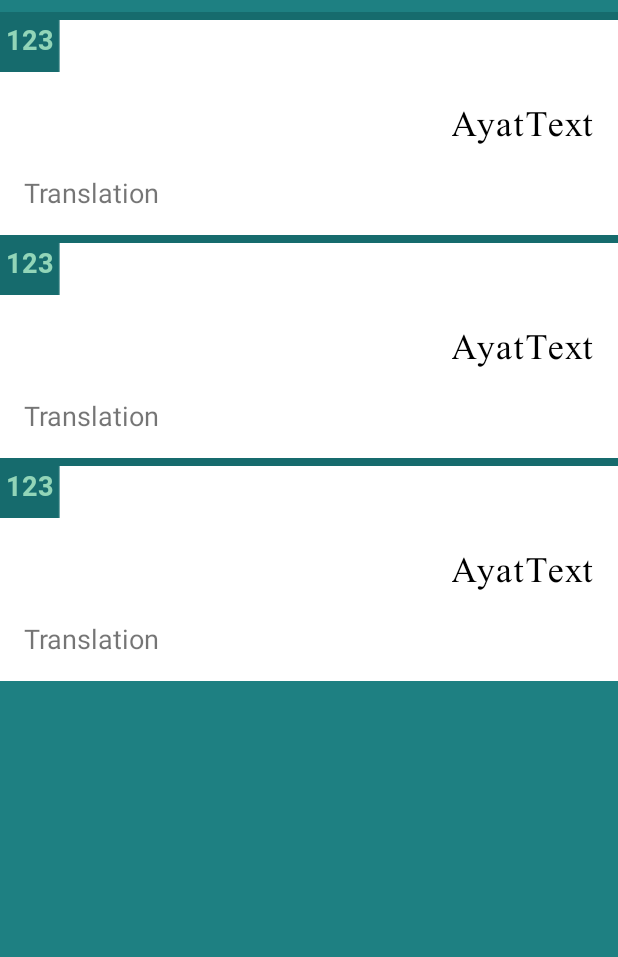
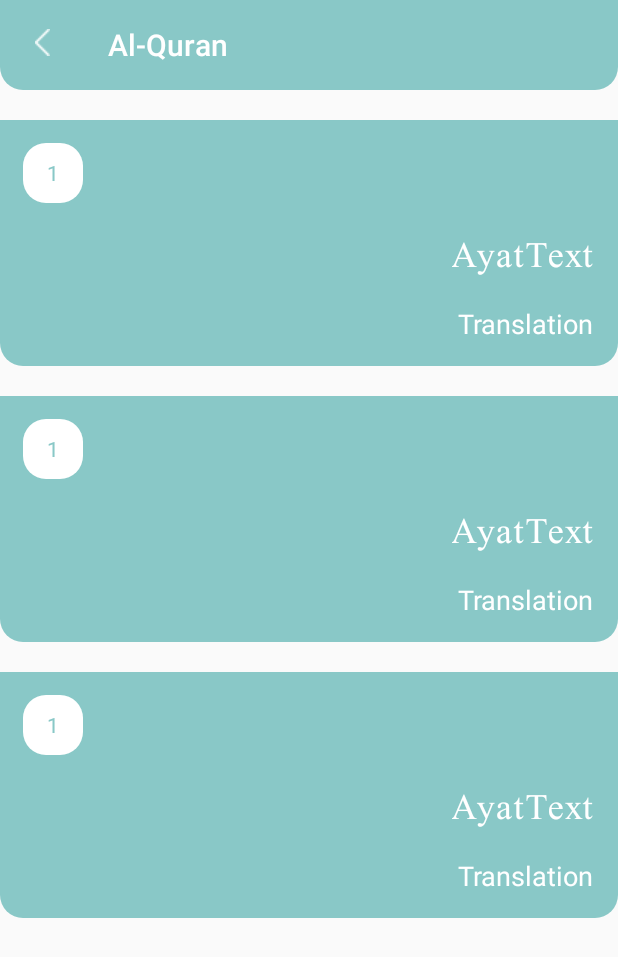
Before and after one commit to Faresapn/Al-quran-ID, an Android app: the layout activity_quran.xml on its own in the app's theme, with its tools: preview values and no code run, on a phone screen of 412 x 824 dp. Shown: the top 957 px of the screen. Run offline under Robolectric (Android 15) with nearby library versions, the phone set to English and light mode, and no system bars; plain views replace FastScrollRecyclerView; network calls fail.

Commit message:
redesign item bacaan and fix audio

```diff
--- a/app/src/main/java/com/faresa/production/adapter/QuranAdapter.java
+++ b/app/src/main/java/com/faresa/production/adapter/QuranAdapter.java
@@ -130,7 +130,7 @@ public class QuranAdapter extends RecyclerView.Adapter<QuranAdapter.QuranViewHol
             quranViewHolder.tvTranslation.setVisibility(View.GONE);
             quranViewHolder.tvAyat.setVisibility(View.GONE);
             quranViewHolder.tvAyat.setBackground(null);
-            quranViewHolder.ivItem.setVisibility(View.GONE);
+            quranViewHolder.ivItem.setVisibility(View.INVISIBLE);
             quranViewHolder.itemView.setOnClickListener(null);
         } else {
             quranViewHolder.tvSubTitle.setVisibility(View.GONE);
@@ -141,8 +141,8 @@ public class QuranAdapter extends RecyclerView.Adapter<QuranAdapter.QuranViewHol
             quranViewHolder.tvQuran.setTextSize(TypedValue.COMPLEX_UNIT_SP, arabTextSize);
             quranViewHolder.tvTranslation.setText(quranModel.getTranslation());
             quranViewHolder.tvTranslation.setTextSize(TypedValue.COMPLEX_UNIT_SP, translationTextSize);
-            quranViewHolder.tvAyat.setBackgroundResource(R.drawable.quran_num);
-            quranViewHolder.ivItem.setVisibility(View.VISIBLE);
+            quranViewHolder.tvAyat.setBackgroundResource(R.drawable.background_nomor);
+            quranViewHolder.ivItem.setVisibility(View.INVISIBLE);
             if (preference.getLastRead() == (int) getItemId(i)) {
                 quranViewHolder.tvAyat.setText(R.string.star);
             } else {
--- /dev/null
+++ b/app/src/main/res/drawable-xxxhdpi/background_nomor.xml
@@ -0,0 +1,6 @@
+<?xml version="1.0" encoding="utf-8"?>
+<shape xmlns:android="http://schemas.android.com/apk/res/android">
+
+    <solid android:color="@android:color/white"/>
+    <corners android:radius="15dp"/>
+</shape>
--- /dev/null
+++ b/app/src/main/res/drawable/background_item_bacaan.xml
@@ -0,0 +1,7 @@
+<?xml version="1.0" encoding="utf-8"?>
+<shape xmlns:android="http://schemas.android.com/apk/res/android">
+
+    <solid android:color="@color/colorPrimary"/>
+    <corners android:bottomLeftRadius="15dp"
+        android:bottomRightRadius="15dp"/>
+</shape>
--- a/app/src/main/res/layout/activity_quran.xml
+++ b/app/src/main/res/layout/activity_quran.xml
@@ -4,55 +4,62 @@
     xmlns:tools="http://schemas.android.com/tools"
     android:layout_width="match_parent"
     android:layout_height="match_parent"
-    android:background="#1E8082"
     android:orientation="vertical"
     tools:context=".QuranActivity">
 
+    <androidx.appcompat.widget.Toolbar
+        android:id="@+id/tolbar"
+        android:layout_width="match_parent"
+        android:layout_height="60dp"
+        android:layout_marginBottom="8dp"
+        app:titleTextColor="@android:color/white"
+        app:title="Al-Quran"
+        app:navigationIcon="@drawable/back"
+        android:background="@drawable/background_item_bacaan"
+        app:layout_constraintBottom_toTopOf="@+id/tvNumber"
+        app:layout_constraintEnd_toEndOf="parent"
+        app:layout_constraintStart_toStartOf="parent"
+        app:layout_constraintTop_toTopOf="parent" />
 
     <TextView
         android:id="@+id/tvNumber"
         android:layout_width="35dp"
         android:layout_height="35dp"
-        android:visibility="gone"
+        android:visibility="invisible"
+        android:layout_marginStart="16dp"
         android:layout_marginTop="8dp"
-        android:background="@drawable/bg_number"
-        android:fontFamily="@font/heebo_bold"
+        android:layout_marginEnd="109dp"
+        android:background="@drawable/background_nomor"
         android:gravity="center"
-        android:textColor="#155354"
-        app:layout_constraintEnd_toEndOf="parent"
-        app:layout_constraintHorizontal_bias="0.5"
+        android:textColor="@color/colorPrimary"
+        app:layout_constraintEnd_toStartOf="@+id/tvTitle"
         app:layout_constraintStart_toStartOf="parent"
-        app:layout_constraintTop_toTopOf="parent"
+        app:layout_constraintTop_toBottomOf="@+id/tolbar"
         tools:text="123" />
 
     <TextView
         android:id="@+id/tvTitle"
         android:layout_width="wrap_content"
         android:layout_height="wrap_content"
-        android:visibility="gone"
         android:layout_centerHorizontal="true"
-        android:fontFamily="@font/heebo_bold"
+        android:layout_marginTop="8dp"
         android:padding="16dp"
+        android:visibility="invisible"
         android:paddingBottom="8dp"
-        android:textColor="#000000"
+        android:textColor="@android:color/white"
         android:textSize="24sp"
-        app:layout_constraintBottom_toTopOf="@id/rvQuran"
         app:layout_constraintEnd_toEndOf="parent"
-        app:layout_constraintHorizontal_bias="0.5"
         app:layout_constraintStart_toStartOf="parent"
+        app:layout_constraintTop_toBottomOf="@id/tolbar"
         tools:text="Surah" />
 
     <com.l4digital.fastscroll.FastScrollRecyclerView
         android:id="@+id/rvQuran"
         android:layout_width="match_parent"
         android:layout_height="0dp"
-        android:layout_marginTop="8dp"
         app:handleColor="@color/fastscroll_handle"
-        app:layout_constraintBottom_toTopOf="@id/avBanner"
-        app:layout_constraintEnd_toEndOf="parent"
-        app:layout_constraintHorizontal_bias="1.0"
-        app:layout_constraintStart_toStartOf="parent"
-        app:layout_constraintTop_toTopOf="parent"
+        app:layout_constraintBottom_toBottomOf="@+id/avBanner"
+        app:layout_constraintTop_toBottomOf="@+id/tolbar"
         tools:listitem="@layout/item_quran" />
 
     <com.google.android.gms.ads.AdView
--- a/app/src/main/res/layout/activity_surah.xml
+++ b/app/src/main/res/layout/activity_surah.xml
@@ -15,7 +15,7 @@
         android:searchIcon="@drawable/ic_search_black_24dp"
         android:queryBackground="@drawable/bg_search"
         android:queryHint="Cari surah"
-        android:layout_margin="16dp"/>
+        android:layout_margin="10dp"/>
 
     <ListView
         android:id="@+id/lvSurah"
--- a/app/src/main/res/layout/item_quran.xml
+++ b/app/src/main/res/layout/item_quran.xml
@@ -3,19 +3,20 @@
     xmlns:tools="http://schemas.android.com/tools"
     android:layout_width="match_parent"
     android:layout_height="wrap_content"
-    android:background="@drawable/quran">
+    android:layout_marginTop="20dp"
+    android:background="@drawable/background_item_bacaan">
 
     <TextView
         android:id="@+id/tvAyat"
         android:layout_width="40dp"
         android:layout_height="40dp"
         android:layout_alignParentTop="true"
-        android:background="@drawable/quran_num"
-        android:fontFamily="@font/heebo_bold"
+        android:textColor="@color/colorPrimary"
+        android:text="1"
         android:gravity="center"
-        android:textColor="#92D5B8"
-        android:textSize="18sp"
-        tools:text="123" />
+        android:layout_marginTop="15dp"
+        android:layout_marginStart="15dp"
+        android:background="@drawable/background_nomor" />
 
     <ImageView
         android:id="@+id/ivItem"
@@ -26,6 +27,7 @@
         android:layout_alignStart="@id/tvAyat"
         android:layout_alignParentEnd="true"
         android:layout_alignLeft="@id/tvAyat"
+        android:visibility="invisible"
         android:layout_alignParentRight="true" />
 
     <TextView
@@ -41,14 +43,15 @@
         android:fontFamily="@font/heebo_bold"
         android:gravity="center"
         android:text="1/2 Juz"
+        android:visibility="invisible"
         android:textColor="#92D5B8"
         android:textSize="10sp"
-        android:visibility="invisible"
         android:layout_alignParentRight="true"
         android:layout_marginRight="8dp" />
 
     <TextView
         android:id="@+id/tvNext"
+        android:visibility="invisible"
         android:layout_width="wrap_content"
         android:layout_height="wrap_content"
         android:padding="6dp"
@@ -61,7 +64,6 @@
         android:text="Berikutnya"
         android:textColor="#92D5B8"
         android:textSize="18sp"
-        android:visibility="invisible"
         />
 
     <TextView
@@ -89,7 +91,7 @@
         android:paddingTop="4dp"
         android:paddingEnd="16dp"
         android:paddingBottom="4dp"
-        android:textColor="#000000"
+        android:textColor="@android:color/white"
         android:textSize="24sp"
         tools:text="AyatText" />
 
@@ -103,8 +105,8 @@
         android:paddingBottom="16dp"
         tools:text="Translation"
         android:textSize="18sp"
+        android:textColor="@android:color/white"
         android:layout_below="@id/tvQuran"
-        android:layout_alignParentStart="true"
-        android:layout_alignParentLeft="true" />
+        android:layout_alignParentEnd="true"/>
 
 </RelativeLayout>
--- a/app/src/main/res/layout/item_surah.xml
+++ b/app/src/main/res/layout/item_surah.xml
@@ -4,7 +4,8 @@
     android:layout_width="match_parent"
     android:layout_height="wrap_content"
     android:background="@drawable/item"
-    android:padding="25dp">
+    android:padding="25dp"
+    android:layout_margin="5dp">
 
     <FrameLayout
         android:id="@+id/union"
```
Also changed, not shown: app/src/main/java/com/faresa/production/QuranActivity.java (+15 -4 lines), app/src/main/java/com/faresa/production/adapter/MurottalAdapter.java (+6 -33 lines), app/src/main/res/drawable/back.png (added).
